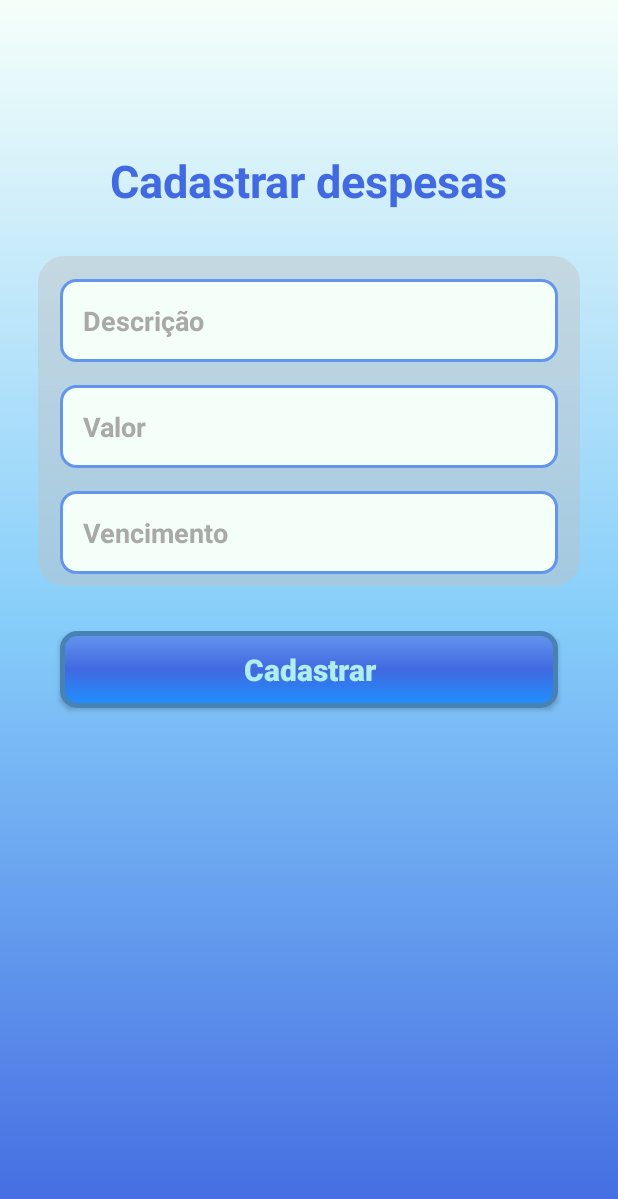
After one commit to dbcodex/AppGastosPessoais, an Android app: the FormDespesas screen opened directly, with no data from a screen before it, on a phone screen of 412 x 824 dp. The commit adds this screen. Shown: the top 1199 px of the screen. Run offline under Robolectric (Android 15) with nearby library versions, the phone set to English and light mode, and no system bars.

Commit message:
tela cadastrar despesas

```diff
--- /dev/null
+++ b/app/src/main/java/com/aps/despesaspessoais/FormDespesas.java
@@ -0,0 +1,16 @@
+package com.aps.despesaspessoais;
+
+import androidx.appcompat.app.AppCompatActivity;
+
+import android.os.Bundle;
+
+public class FormDespesas extends AppCompatActivity {
+
+    @Override
+    protected void onCreate(Bundle savedInstanceState) {
+        super.onCreate(savedInstanceState);
+        setContentView(R.layout.activity_form_despesas);
+
+        getSupportActionBar().hide();
+    }
+}
--- /dev/null
+++ b/app/src/main/res/layout/activity_form_despesas.xml
@@ -0,0 +1,72 @@
+<?xml version="1.0" encoding="utf-8"?>
+<androidx.constraintlayout.widget.ConstraintLayout xmlns:android="http://schemas.android.com/apk/res/android"
+    xmlns:app="http://schemas.android.com/apk/res-auto"
+    xmlns:tools="http://schemas.android.com/tools"
+    android:layout_width="match_parent"
+    android:layout_height="match_parent"
+    android:background="@drawable/background"
+    tools:context=".FormDespesas">
+
+    <TextView
+        android:id="@+id/title_despesas"
+        android:layout_width="wrap_content"
+        android:layout_height="wrap_content"
+        android:text="@string/title_despesas"
+        android:textSize="30sp"
+        android:textColor="@color/RoyalBlue"
+        android:textStyle="bold"
+
+        android:layout_marginTop="100dp"
+        app:layout_constraintStart_toStartOf="parent"
+        app:layout_constraintEnd_toEndOf="parent"
+        app:layout_constraintTop_toTopOf="parent"
+        />
+
+    <View
+        android:id="@+id/containerDespesas"
+        style="@style/containerComponents"
+        app:layout_constraintTop_toBottomOf="@id/title_despesas"
+        app:layout_constraintStart_toStartOf="parent"
+        app:layout_constraintEnd_toEndOf="parent"
+        />
+
+    <EditText
+        android:id="@+id/edit_descricao"
+        style="@style/Edit_Text"
+        android:hint="Descrição"
+        android:inputType="text"
+        app:layout_constraintTop_toTopOf="@+id/containerDespesas"
+        app:layout_constraintStart_toStartOf="@id/containerDespesas"
+        app:layout_constraintEnd_toEndOf="@id/containerDespesas"
+        />
+
+    <EditText
+        android:id="@+id/edit_valor"
+        style="@style/Edit_Text"
+        android:hint="Valor"
+        android:inputType="numberDecimal"
+        app:layout_constraintTop_toBottomOf="@+id/edit_descricao"
+        app:layout_constraintStart_toStartOf="@id/containerDespesas"
+        app:layout_constraintEnd_toEndOf="@id/containerDespesas"
+        />
+
+    <EditText
+        android:id="@+id/edit_vencimento"
+        style="@style/Edit_Text"
+        android:hint="Vencimento"
+        android:inputType="date"
+        app:layout_constraintTop_toBottomOf="@+id/edit_valor"
+        app:layout_constraintStart_toStartOf="@id/containerDespesas"
+        app:layout_constraintEnd_toEndOf="@id/containerDespesas"
+        />
+
+    <androidx.appcompat.widget.AppCompatButton
+        android:id="@+id/bt_cadastrar_despesas"
+        style="@style/Button"
+        android:text="Cadastrar"
+        android:layout_marginTop="30dp"
+        app:layout_constraintTop_toBottomOf="@id/containerDespesas"
+        app:layout_constraintStart_toStartOf="parent"
+        app:layout_constraintEnd_toEndOf="parent"
+        />
+</androidx.constraintlayout.widget.ConstraintLayout>
--- a/app/src/main/res/values/strings.xml
+++ b/app/src/main/res/values/strings.xml
@@ -3,4 +3,5 @@
     <string name="entrar">Entrar</string>
     <string name="text_cadastro">Clique aqui para criar uma conta</string>
     <string name="title_cadastro">Cadastre-se</string>
+    <string name="title_despesas">Cadastrar despesas</string>
 </resources>
```
Also changed, not shown: app/src/main/AndroidManifest.xml (+7 -0 lines), app/src/main/java/com/aps/despesaspessoais/TelaPrincipal.java (+10 -3 lines), app/src/main/res/layout/activity_tela_principal.xml (+25 -20 lines), app/src/main/res/values/styles.xml (+20 -0 lines), 1 other file.
